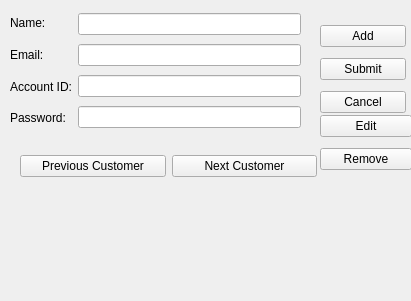
Old version of the form CS1C-Project-Master/customeraddressbook.ui in the repository AustinVaday/CS1C-Class-Project.
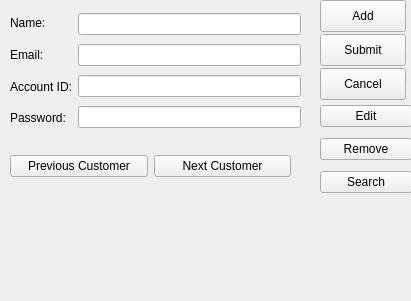
New version of the form.

Diff of the .ui file:
```diff
--- a/CS1C-Project-Master/customeraddressbook.ui
+++ b/CS1C-Project-Master/customeraddressbook.ui
@@ -13,19 +13,6 @@
   <property name="windowTitle">
    <string>Form</string>
   </property>
-  <widget class="QLabel" name="warningLabel">
-   <property name="geometry">
-    <rect>
-     <x>20</x>
-     <y>180</y>
-     <width>381</width>
-     <height>16</height>
-    </rect>
-   </property>
-   <property name="text">
-    <string/>
-   </property>
-  </widget>
   <widget class="QWidget" name="layoutWidget">
    <property name="geometry">
     <rect>
@@ -90,68 +77,20 @@
    <property name="geometry">
     <rect>
      <x>320</x>
-     <y>20</y>
+     <y>0</y>
      <width>86</width>
      <height>100</height>
     </rect>
    </property>
-   <layout class="QVBoxLayout" name="verticalLayout_3">
-    <item>
-     <widget class="QPushButton" name="addButton">
-      <property name="text">
-       <string>Add</string>
-      </property>
-     </widget>
-    </item>
-    <item>
-     <widget class="QPushButton" name="submitButton">
-      <property name="text">
-       <string>Submit</string>
-      </property>
-     </widget>
-    </item>
-    <item>
-     <widget class="QPushButton" name="cancelButton">
-      <property name="text">
-       <string>Cancel</string>
-      </property>
-     </widget>
-    </item>
-   </layout>
-  </widget>
-  <widget class="QWidget" name="layoutWidget">
-   <property name="geometry">
-    <rect>
-     <x>20</x>
-     <y>150</y>
-     <width>297</width>
-     <height>32</height>
-    </rect>
-   </property>
-   <layout class="QHBoxLayout" name="horizontalLayout_2">
-    <item>
-     <widget class="QPushButton" name="prevCustomerButton">
-      <property name="text">
-       <string>Previous Customer</string>
-      </property>
-     </widget>
-    </item>
-    <item>
-     <widget class="QPushButton" name="nextCustomerButton">
-      <property name="text">
-       <string>Next Customer</string>
-      </property>
-     </widget>
-    </item>
-   </layout>
+   <layout class="QVBoxLayout" name="verticalLayout_3"/>
   </widget>
   <widget class="QWidget" name="layoutWidget">
    <property name="geometry">
     <rect>
      <x>320</x>
-     <y>110</y>
+     <y>100</y>
      <width>92</width>
-     <height>66</height>
+     <height>100</height>
     </rect>
    </property>
    <layout class="QVBoxLayout" name="verticalLayout_4">
@@ -169,8 +108,103 @@
       </property>
      </widget>
     </item>
+    <item>
+     <widget class="QPushButton" name="searchButton">
+      <property name="text">
+       <string>Search</string>
+      </property>
+     </widget>
+    </item>
    </layout>
   </widget>
+  <widget class="QPushButton" name="addButton">
+   <property name="geometry">
+    <rect>
+     <x>320</x>
+     <y>0</y>
+     <width>86</width>
+     <height>32</height>
+    </rect>
+   </property>
+   <property name="text">
+    <string>Add</string>
+   </property>
+  </widget>
+  <widget class="QPushButton" name="cancelButton">
+   <property name="geometry">
+    <rect>
+     <x>320</x>
+     <y>68</y>
+     <width>86</width>
+     <height>32</height>
+    </rect>
+   </property>
+   <property name="text">
+    <string>Cancel</string>
+   </property>
+  </widget>
+  <widget class="QPushButton" name="submitButton">
+   <property name="geometry">
+    <rect>
+     <x>320</x>
+     <y>34</y>
+     <width>86</width>
+     <height>32</height>
+    </rect>
+   </property>
+   <property name="text">
+    <string>Submit</string>
+   </property>
+  </widget>
+  <widget class="QLabel" name="warningLabel">
+   <property name="geometry">
+    <rect>
+     <x>10</x>
+     <y>200</y>
+     <width>391</width>
+     <height>31</height>
+    </rect>
+   </property>
+   <property name="text">
+    <string/>
+   </property>
+  </widget>
+  <widget class="QWidget" name="">
+   <property name="geometry">
+    <rect>
+     <x>10</x>
+     <y>150</y>
+     <width>281</width>
+     <height>32</height>
+    </rect>
+   </property>
+   <layout class="QHBoxLayout" name="horizontalLayout_2">
+    <item>
+     <widget class="QPushButton" name="prevCustomerButton">
+      <property name="text">
+       <string>Previous Customer</string>
+      </property>
+     </widget>
+    </item>
+    <item>
+     <widget class="QPushButton" name="nextCustomerButton">
+      <property name="text">
+       <string>Next Customer</string>
+      </property>
+     </widget>
+    </item>
+   </layout>
+  </widget>
+  <zorder>layoutWidget</zorder>
+  <zorder>layoutWidget</zorder>
+  <zorder>layoutWidget</zorder>
+  <zorder>addButton</zorder>
+  <zorder>cancelButton</zorder>
+  <zorder>submitButton</zorder>
+  <zorder>nextCustomerButton</zorder>
+  <zorder>prevCustomerButton</zorder>
+  <zorder>nextCustomerButton</zorder>
+  <zorder>warningLabel</zorder>
  </widget>
  <resources/>
  <connections/>
```
